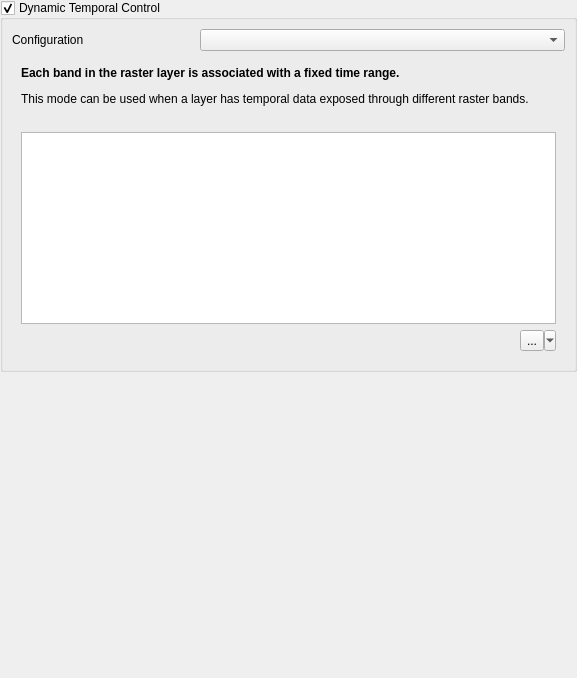
Qt form src/ui/raster/qgsrasterlayertemporalpropertieswidgetbase.ui (qgis/QGIS) before a commit.
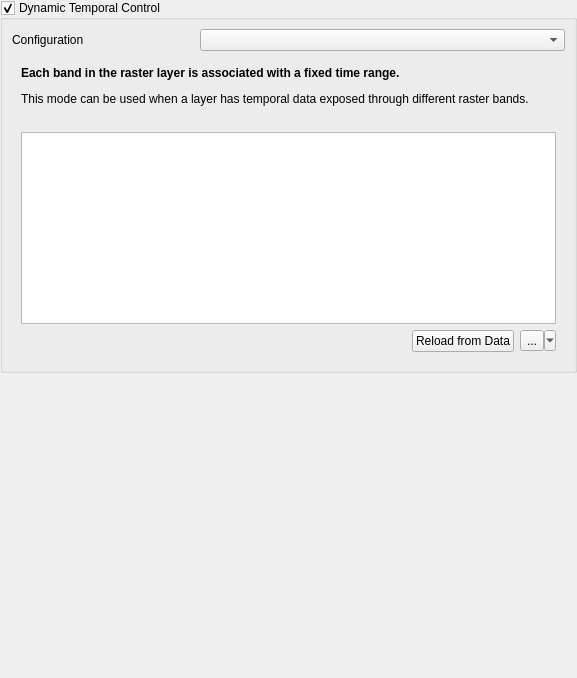
The same form after that commit. The open tabs and pages were chosen to show the change. Icons and pictures are not drawn. Custom widgets are drawn as their Qt base class.

Commit message: prefill fixed range per band and reload button for that

Patch:
```diff
--- a/src/ui/raster/qgsrasterlayertemporalpropertieswidgetbase.ui
+++ b/src/ui/raster/qgsrasterlayertemporalpropertieswidgetbase.ui
@@ -336,6 +336,17 @@
                      </property>
                     </spacer>
                    </item>
+                   <item>
+                    <widget class="QPushButton" name="mReloadFromDataProvider">
+                     <property name="text">
+                      <string>Reload from Data</string>
+                     </property>
+                     <property name="icon">
+                      <iconset resource="../../../images/images.qrc">
+                       <normaloff>:/images/composer/refreshing_item.svg</normaloff>:/images/composer/refreshing_item.svg</iconset>
+                     </property>
+                    </widget>
+                   </item>
                    <item>
                     <widget class="QToolButton" name="mCalculateFixedRangePerBandButton">
                      <property name="text">
```
The commit also changes 2 other files.
